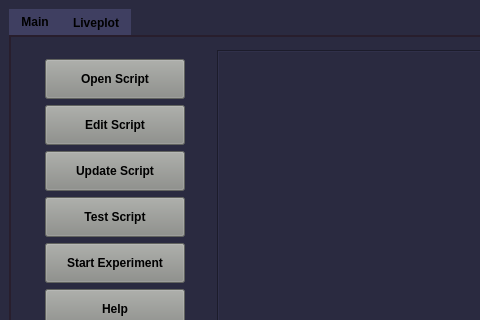
Anatoly1010/Atomize, file atomize/main/gui/main_window.ui: the form before one commit; both pictures show x 0 to 480 and y 0 to 320 of the 981 by 634 pixel window.
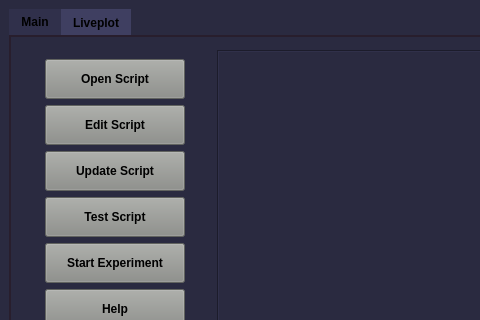
The form after the commit. Custom widgets are drawn as their Qt base class.

The edit to the form file:
```diff
--- a/atomize/main/gui/main_window.ui
+++ b/atomize/main/gui/main_window.ui
@@ -57,6 +57,9 @@
 }
 QTabBar::tab {
 	background: rgb(63, 63, 97 );
+}
+QTabBar::tab:selected {
+    background: rgb(48, 48, 75);
 }</string>
       </property>
       <property name="tabShape">
```
